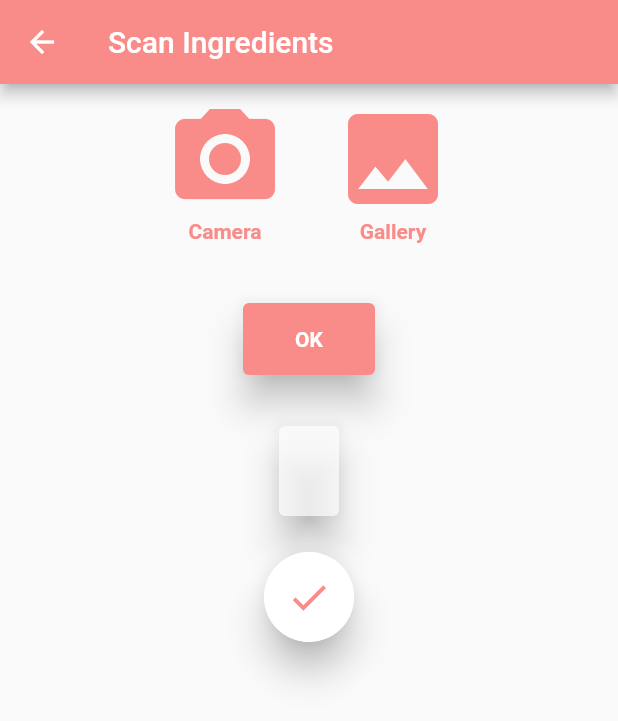
After one commit to Pratiksha2908/Eat_Safe, a Flutter app: the ScanIngredients screen opened directly, after a tap on "OK", on a phone screen of 412 x 824 dp. The commit adds this screen. Shown: the top 721 px of the screen. Run offline on Flutter 3.47's test engine with Material 2 defaults, Android fonts, the phone set to English and light mode, and no system bars; our stand-ins replace image_picker; missing offline and left inert: firebase_ml_vision; accounts and stored records are empty.

Commit message:
Scan Ingredients Page Done

```diff
--- a/lib/main.dart
+++ b/lib/main.dart
@@ -1,3 +1,4 @@
+import 'package:eat_safe_now/scan_ingredients.dart';
 import 'package:flutter/material.dart';
 
 void main() {
@@ -42,7 +43,16 @@ class HomePage extends StatelessWidget {
                   shape: RoundedRectangleBorder(
                     borderRadius: BorderRadius.circular(25),
                   ),
-                  onPressed: (){},
+                  onPressed: (){
+                    Navigator.push(
+                      context,
+                      MaterialPageRoute(
+                        builder: (context){
+                          return ScanIngredients();
+                        },
+                      ),
+                    );
+                  },
                   child: Image.asset('images/pregnant.png'),
                 ),
               ),
--- /dev/null
+++ b/lib/scan_ingredients.dart
@@ -0,0 +1,167 @@
+import 'dart:io';
+import 'dart:async';
+import 'package:firebase_ml_vision/firebase_ml_vision.dart';
+import 'package:flutter/cupertino.dart';
+import 'package:flutter/material.dart';
+import 'package:image_picker/image_picker.dart';
+
+class ScanIngredients extends StatefulWidget {
+  @override
+  _ScanIngredientsState createState() => _ScanIngredientsState();
+}
+
+class _ScanIngredientsState extends State<ScanIngredients> {
+
+  File _image;
+  final picker = ImagePicker();
+  var recognizedText = ' ';
+  bool pressed = false;
+
+  Future cameraImage() async {
+    final pickedFile = await picker.getImage(source: ImageSource.camera);
+    setState(() {
+      _image = File(pickedFile.path);
+    });
+  }
+
+  Future galleryImage() async {
+    final pickedFile = await picker.getImage(source: ImageSource.gallery);
+    setState(() {
+      _image = File(pickedFile.path);
+    });
+  }
+
+  Future getText() async {
+    FirebaseVisionImage firebaseVisionImage = FirebaseVisionImage.fromFile(
+        _image); //_image
+    TextRecognizer textRecognizer = FirebaseVision.instance.textRecognizer();
+    VisionText visionText = await textRecognizer.processImage(
+        firebaseVisionImage);
+    setState(() {
+      recognizedText = visionText.text;
+      pressed = true;
+    });
+  }
+
+  @override
+  Widget build(BuildContext context) {
+    return Scaffold(
+      appBar: AppBar(
+        title: Text('Scan Ingredients'),
+        backgroundColor: Color(0xfff98b88),
+      ),
+      body: SingleChildScrollView(
+        child: Column(
+          children: <Widget>[
+            Padding(
+              padding: const EdgeInsets.all(10.0),
+              child: Row(
+                mainAxisAlignment: MainAxisAlignment.center,
+                children: [
+                  Column(
+                    children: [
+                      FlatButton(
+                        onPressed: cameraImage,
+                        child: Icon(
+                          Icons.camera_alt,
+                          color: Color(0xfff98b88),
+                          size: 80.0,
+                        ),
+
+                      ),
+                      Text('Camera',
+                        style: TextStyle(
+                          fontWeight: FontWeight.bold,
+                          color: Color(0xfff98b88),
+                        ),
+                      )
+                    ],
+                  ),
+                  Column(
+                    children: [
+                      FlatButton(
+                        onPressed: galleryImage,
+                        child: Icon(
+                          Icons.photo,
+                          color: Color(0xfff98b88),
+                          size: 80.0,
+                        ),
+                      ),
+                      Text('Gallery',
+                        style: TextStyle(
+                            fontWeight: FontWeight.bold,
+                            color: Color(0xfff98b88)
+                        ),
+                      )
+                    ],
+                  ),
+                ],
+              ),
+            ),
+            SizedBox(
+              height: 10.0,
+            ),
+            Card(
+              elevation: 10.0,
+              margin: EdgeInsets.only(right: 80.0, left: 80.0, top: 20.0),
+              color: Color(0xfff98b88),
+              child: FlatButton(
+                onPressed: getText,
+                child: Text('OK',
+                  style: TextStyle(fontWeight: FontWeight.bold),),
+                textColor: Colors.white,
+              ),
+            ),
+            SizedBox(
+              height: 10.0,
+            ),
+            pressed ? Center(
+              child: Column(
+                children: [
+                  Padding(
+                    padding: const EdgeInsets.all(20.0),
+                    child: Card(
+                      elevation: 10.0,
+                      color: Colors.white70,
+                      child: Padding(
+                        padding: const EdgeInsets.all(20.0),
+                        child: Text(
+                          '$recognizedText',
+                          style: TextStyle(fontSize: 17.0),
+                        ),
+                      ),
+                    ),
+                  ),
+                  FlatButton(
+                    child: Card(
+                      elevation: 10.0,
+                      margin: EdgeInsets.only(bottom: 20.0),
+                      shape: RoundedRectangleBorder(
+                        borderRadius: BorderRadius.circular(30.0),
+                      ),
+                      child: Container(
+                        decoration: BoxDecoration(
+                          color: Colors.white,
+                          borderRadius: BorderRadius.circular(60.0),
+                        ),
+                        child: Padding(
+                          padding: const EdgeInsets.all(15.0),
+                          child: Icon(
+                            Icons.check,
+                            color: Color(0xfff98b88),
+                            size: 30.0,
+                          ),
+                        ),
+                      ),
+                    ),
+                    onPressed: (){},
+                  ),
+                ],
+              ),
+            ) : SizedBox(),
+          ],
+        ),
+      ),
+    );
+  }
+}
```
Also changed, not shown: pubspec.yaml (+14 -31 lines), pubspec.lock, 8 other files.
